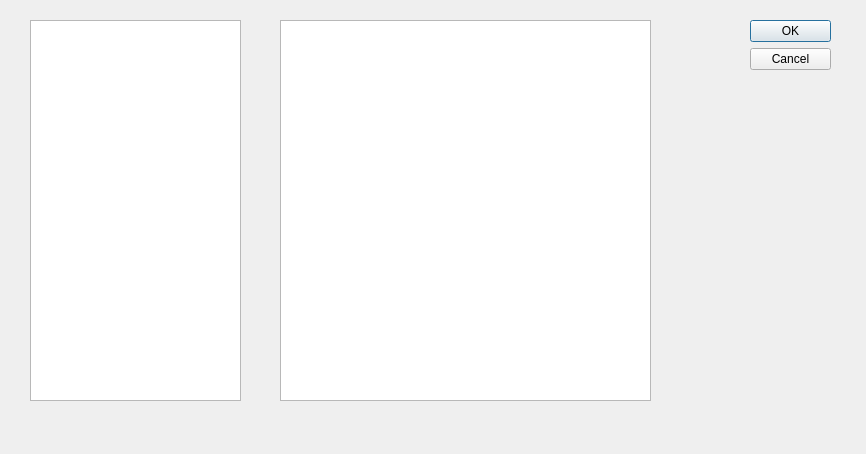
This is listview.ui in Gance54/test_qt as Qt 5 draws it before an edit. The edited form follows.
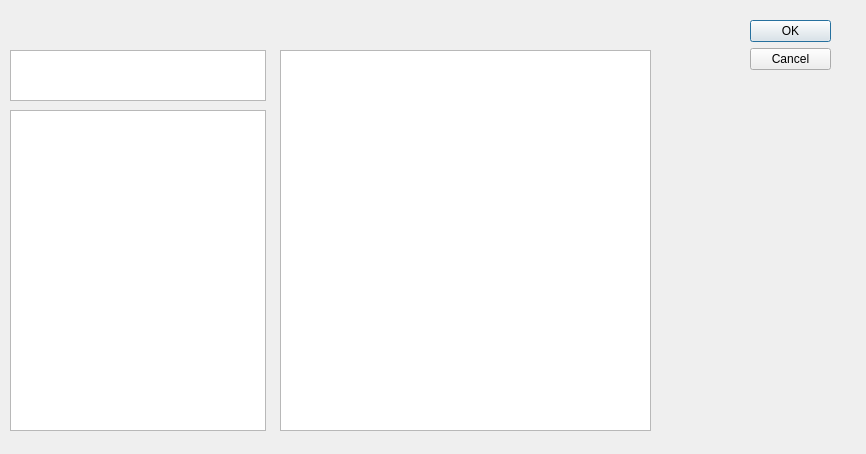
This is the edited form.

```diff
--- a/listview.ui
+++ b/listview.ui
@@ -29,26 +29,36 @@
     <set>QDialogButtonBox::Cancel|QDialogButtonBox::Ok</set>
    </property>
   </widget>
-  <widget class="QListWidget" name="listWidget">
-   <property name="geometry">
-    <rect>
-     <x>30</x>
-     <y>20</y>
-     <width>211</width>
-     <height>381</height>
-    </rect>
-   </property>
-  </widget>
   <widget class="QTextEdit" name="descriptionText">
    <property name="geometry">
     <rect>
      <x>280</x>
-     <y>20</y>
+     <y>50</y>
      <width>371</width>
      <height>381</height>
     </rect>
    </property>
   </widget>
+  <widget class="QListWidget" name="catListWidget">
+   <property name="geometry">
+    <rect>
+     <x>10</x>
+     <y>50</y>
+     <width>256</width>
+     <height>51</height>
+    </rect>
+   </property>
+  </widget>
+  <widget class="QListWidget" name="prodListWidget">
+   <property name="geometry">
+    <rect>
+     <x>10</x>
+     <y>110</y>
+     <width>256</width>
+     <height>321</height>
+    </rect>
+   </property>
+  </widget>
  </widget>
  <resources/>
  <connections>
```
